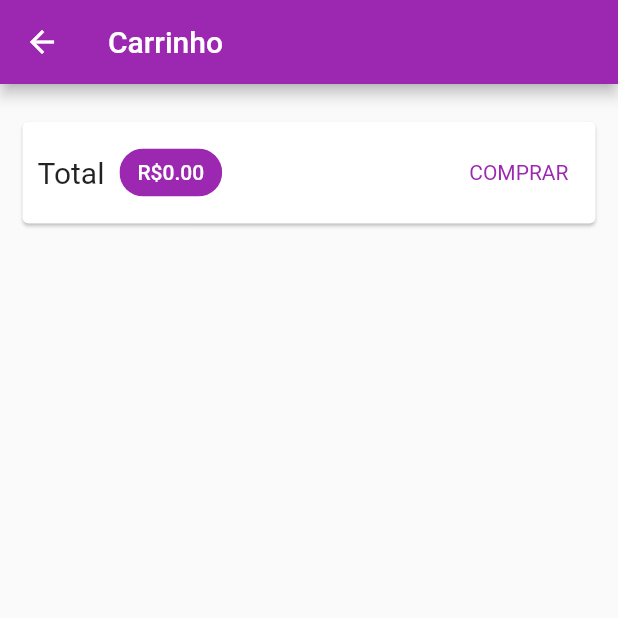
After one commit to leobtt/udy_shop, a Flutter app: the CartPage screen opened by its route, on a phone screen of 412 x 824 dp, the top half of it. The commit adds this screen. Run offline on Flutter 3.47's test engine with Material 2 defaults, Android fonts, the phone set to English and light mode, and no system bars; network calls fail.

Commit message:
feat: cart

```diff
--- a/lib/main.dart
+++ b/lib/main.dart
@@ -2,6 +2,7 @@ import 'package:flutter/material.dart';
 import 'package:provider/provider.dart';
 import 'package:udy_shop/models/cart.dart';
 import 'package:udy_shop/models/product_list.dart';
+import 'package:udy_shop/pages/cart_page.dart';
 import 'package:udy_shop/pages/product_detail_page.dart';
 import 'package:udy_shop/pages/product_overview_page.dart';
 import 'package:udy_shop/utils/app_routes.dart';
@@ -33,6 +34,7 @@ class MyApp extends StatelessWidget {
         home: ProductOverviewPage(),
         routes: {
           AppRoutes.PRODUCT_DETAIL: (_) => const ProductDetailPage(),
+          AppRoutes.CART_PAGE: (_) => CartPage(),
         },
       ),
     );
--- /dev/null
+++ b/lib/pages/cart_page.dart
@@ -0,0 +1,68 @@
+import 'package:flutter/material.dart';
+import 'package:provider/provider.dart';
+import 'package:udy_shop/components/cart_item.dart';
+import 'package:udy_shop/models/cart.dart';
+
+class CartPage extends StatelessWidget {
+  const CartPage({Key? key}) : super(key: key);
+
+  @override
+  Widget build(BuildContext context) {
+    final Cart cart = Provider.of(context);
+    final items = cart.items.values.toList();
+
+    return Scaffold(
+      appBar: AppBar(title: const Text("Carrinho")),
+      body: Column(
+        children: [
+          Card(
+            margin: const EdgeInsets.symmetric(horizontal: 15.0, vertical: 25),
+            child: Padding(
+              padding: const EdgeInsets.all(10.0),
+              child: Row(
+                mainAxisAlignment: MainAxisAlignment.spaceBetween,
+                children: [
+                  const Text(
+                    'Total',
+                    style: TextStyle(
+                      fontSize: 20,
+                    ),
+                  ),
+                  const SizedBox(width: 10),
+                  Chip(
+                    backgroundColor: Theme.of(context).colorScheme.primary,
+                    label: Text(
+                      'R\$${cart.totalAmount.toStringAsFixed(2)}',
+                      style: TextStyle(
+                          color: Theme.of(context)
+                              .primaryTextTheme
+                              .headline6
+                              ?.color),
+                    ),
+                  ),
+                  const Spacer(),
+                  TextButton(
+                    onPressed: () {},
+                    style: TextButton.styleFrom(
+                      textStyle: TextStyle(
+                          color: Theme.of(context).colorScheme.primary),
+                    ),
+                    child: const Text("COMPRAR"),
+                  ),
+                ],
+              ),
+            ),
+          ),
+          Expanded(
+            child: ListView.builder(
+              itemCount: items.length,
+              itemBuilder: (ctx, i) {
+                return CartItemWidget(cartItem: items[i]);
+              },
+            ),
+          ),
+        ],
+      ),
+    );
+  }
+}
--- a/lib/pages/product_overview_page.dart
+++ b/lib/pages/product_overview_page.dart
@@ -3,6 +3,7 @@ import 'package:provider/provider.dart';
 import 'package:udy_shop/components/badge.dart';
 import 'package:udy_shop/components/product_grid.dart';
 import 'package:udy_shop/models/cart.dart';
+import 'package:udy_shop/utils/app_routes.dart';
 
 enum FilterOptions {
   favorite,
@@ -51,7 +52,9 @@ class _ProductOverviewPageState extends State<ProductOverviewPage> {
           ),
           Consumer<Cart>(
             child: IconButton(
-              onPressed: () {},
+              onPressed: () {
+                Navigator.of(context).pushNamed(AppRoutes.CART_PAGE);
+              },
               icon: const Icon(Icons.shopping_cart),
             ),
             builder: (ctx, cart, child) => Badge(
--- a/lib/utils/app_routes.dart
+++ b/lib/utils/app_routes.dart
@@ -1,3 +1,4 @@
 class AppRoutes {
   static const PRODUCT_DETAIL = '/product-detail';
+  static const CART_PAGE = '/cart';
 }
```
Also changed, not shown: lib/components/cart_item.dart (added, +28 -0 lines).
